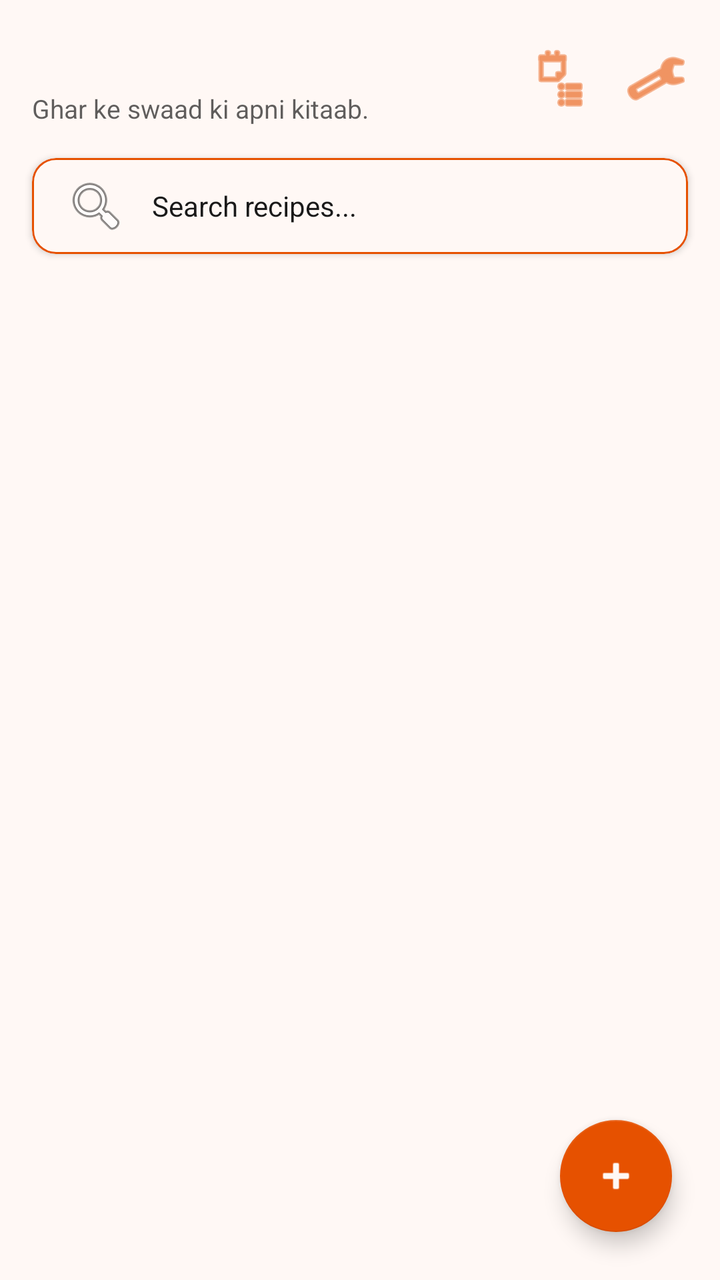
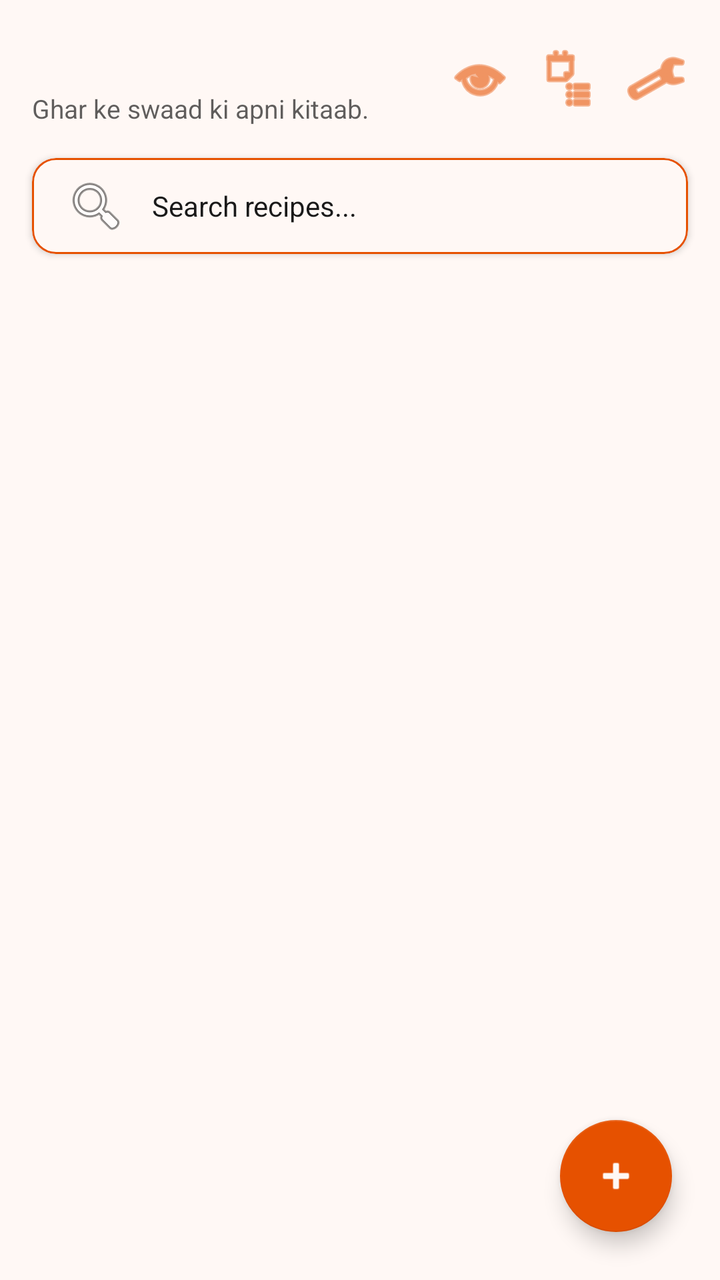

The first picture is an Android layout as it rendered before a commit; the second is the same layout after the commit. The layout source and the unified diff follow.
<!-- AndroidManifest.xml: application theme Theme.Annapurna -->
<!-- res/layout/activity_main.xml -->
<?xml version="1.0" encoding="utf-8"?>
<RelativeLayout xmlns:android="http://schemas.android.com/apk/res/android"
    xmlns:app="http://schemas.android.com/apk/res-auto"
    android:layout_width="match_parent"
    android:layout_height="match_parent"
    android:background="?attr/kitchenBg">

    
    <RelativeLayout
        android:id="@+id/headerLayout"
        android:layout_width="match_parent"
        android:layout_height="wrap_content"
        android:padding="16dp">

        <LinearLayout
            android:layout_width="wrap_content"
            android:layout_height="wrap_content"
            android:layout_alignParentStart="true"
            android:layout_centerVertical="true"
            android:orientation="vertical">

            <TextView
                android:id="@+id/txtGreetingHeader"
                android:layout_width="wrap_content"
                android:layout_height="wrap_content"
                android:fontFamily="sans-serif-bold"
                android:textColor="?attr/kitchenPrimary"
                android:textSize="22sp" />

            <TextView
                android:layout_width="wrap_content"
                android:layout_height="wrap_content"
                android:fontFamily="sans-serif"
                android:text="@string/app_tagline"
                android:textColor="?attr/kitchenTextMain"
                android:textSize="13sp"
                android:alpha="0.7" />
        </LinearLayout>

        <LinearLayout
            android:layout_width="wrap_content"
            android:layout_height="wrap_content"
            android:layout_alignParentEnd="true"
            android:layout_centerVertical="true"
            android:gravity="center_vertical"
            android:orientation="horizontal">

            <ImageView
                android:id="@+id/btnGrocery"
                android:layout_width="32dp"
                android:layout_height="32dp"
                android:layout_marginEnd="16dp"
                android:contentDescription="Grocery List"
                android:src="@android:drawable/ic_menu_agenda"
                app:tint="?attr/kitchenPrimary" />

            <ImageView
                android:id="@+id/btnSettings"
                android:layout_width="32dp"
                android:layout_height="32dp"
                android:contentDescription="Settings"
                android:src="@android:drawable/ic_menu_manage"
                app:tint="?attr/kitchenPrimary" />
        </LinearLayout>
    </RelativeLayout>

    
    <com.google.android.material.card.MaterialCardView
        android:id="@+id/cardSearch"
        android:layout_width="match_parent"
        android:layout_height="wrap_content"
        android:layout_below="@id/headerLayout"
        android:layout_marginHorizontal="16dp"
        android:layout_marginBottom="12dp"
        app:cardBackgroundColor="?attr/kitchenBg"
        app:cardCornerRadius="12dp"
        app:cardElevation="2dp"
        app:strokeColor="?attr/kitchenPrimary"
        app:strokeWidth="1dp">

        <EditText
            android:id="@+id/etSearch"
            android:layout_width="match_parent"
            android:layout_height="48dp"
            android:background="@null"
            android:drawableStart="@android:drawable/ic_menu_search"
            android:drawablePadding="12dp"
            android:fontFamily="sans-serif"
            android:hint="@string/search_recipes"
            android:paddingHorizontal="16dp"
            android:textColor="?attr/kitchenTextMain"
            android:textColorHint="?attr/kitchenTextMain"
            android:textSize="14sp" />
    </com.google.android.material.card.MaterialCardView>

    
    <androidx.recyclerview.widget.RecyclerView
        android:id="@+id/rvRecipes"
        android:layout_width="match_parent"
        android:layout_height="match_parent"
        android:layout_above="@id/fabAddRecipe"
        android:layout_below="@id/cardSearch"
        android:clipToPadding="false"
        android:padding="12dp" />

    
    <LinearLayout
        android:id="@+id/layoutEmptyState"
        android:layout_width="match_parent"
        android:layout_height="wrap_content"
        android:layout_centerInParent="true"
        android:gravity="center"
        android:orientation="vertical"
        android:padding="32dp"
        android:visibility="gone">

        <ImageView
            android:layout_width="80dp"
            android:layout_height="80dp"
            android:alpha="0.4"
            android:src="@drawable/ic_handi_logo"
            app:tint="?attr/kitchenPrimary" />

        <TextView
            android:layout_width="wrap_content"
            android:layout_height="wrap_content"
            android:layout_marginTop="16dp"
            android:fontFamily="sans-serif-bold"
            android:text="No Recipes Found"
            android:textColor="?attr/kitchenPrimary"
            android:textSize="18sp" />

        <TextView
            android:layout_width="wrap_content"
            android:layout_height="wrap_content"
            android:layout_marginTop="6dp"
            android:alpha="0.7"
            android:fontFamily="sans-serif"
            android:gravity="center"
            android:text="Your kitchen vault is empty. Tap below to save your first secret family recipe!"
            android:textColor="?attr/kitchenTextMain"
            android:textSize="13sp" />

        <com.google.android.material.button.MaterialButton
            android:id="@+id/btnEmptyAddRecipe"
            android:layout_width="wrap_content"
            android:layout_height="wrap_content"
            android:layout_marginTop="16dp"
            android:fontFamily="sans-serif-medium"
            android:text="+ Add First Recipe"
            android:textColor="?attr/kitchenBg"
            app:backgroundTint="?attr/kitchenPrimary"
            app:cornerRadius="8dp" />

    </LinearLayout>

    
    <com.google.android.material.floatingactionbutton.FloatingActionButton
        android:id="@+id/fabAddRecipe"
        android:layout_width="wrap_content"
        android:layout_height="wrap_content"
        android:layout_alignParentEnd="true"
        android:layout_alignParentBottom="true"
        android:layout_margin="24dp"
        android:contentDescription="@string/desc_new_recipe"
        android:src="@android:drawable/ic_input_add"
        app:backgroundTint="?attr/kitchenPrimary"
        app:tint="?attr/kitchenBg" />

</RelativeLayout>
<!-- resources referenced by this layout -->
<resources>
  <!-- drawable ic_handi_logo: vector/xml drawable (drawable, 2802 chars, omitted) -->
  <string name="app_tagline">Ghar ke swaad ki apni kitaab.</string>
  <string name="desc_new_recipe">Create New Recipe</string>
  <string name="search_recipes">Search recipes...</string>
  <style name="Theme.Annapurna" parent="Theme.MaterialComponents.DayNight.NoActionBar">
          <item name="android:statusBarColor">?attr/kitchenPrimaryDark</item>
          <item name="android:windowLightStatusBar">false</item>
  
          
          <item name="kitchenPrimary">@color/kesar_primary</item>
          <item name="kitchenPrimaryDark">@color/kesar_primary_dark</item>
          <item name="kitchenAccent">@color/kesar_accent</item>
          <item name="kitchenBg">@color/kesar_bg_light</item>
          <item name="kitchenTextMain">@color/text_dark</item>
          <item name="kitchenTextSecondary">@color/text_muted_light</item>
      </style>
  <color name="kesar_primary">#E65100</color>
  <color name="kesar_primary_dark">#BF360C</color>
  <color name="kesar_accent">#FF9800</color>
  <color name="kesar_bg_light">#FFF8F5</color>
  <color name="text_dark">#1A1A1A</color>
  <color name="text_muted_light">#666666</color>
</resources>

<!-- the commit's change to res/layout/activity_main.xml (unified diff, before → after) -->
@@ -46,10 +46,19 @@
             android:orientation="horizontal">
 
             <ImageView
+                android:id="@+id/btnThemeToggle"
+                android:layout_width="32dp"
+                android:layout_height="32dp"
+                android:layout_marginEnd="12dp"
+                android:contentDescription="Toggle Theme"
+                android:src="@android:drawable/ic_menu_view"
+                app:tint="?attr/kitchenPrimary" />
+
+            <ImageView
                 android:id="@+id/btnGrocery"
                 android:layout_width="32dp"
                 android:layout_height="32dp"
-                android:layout_marginEnd="16dp"
+                android:layout_marginEnd="12dp"
                 android:contentDescription="Grocery List"
                 android:src="@android:drawable/ic_menu_agenda"
                 app:tint="?attr/kitchenPrimary" />
